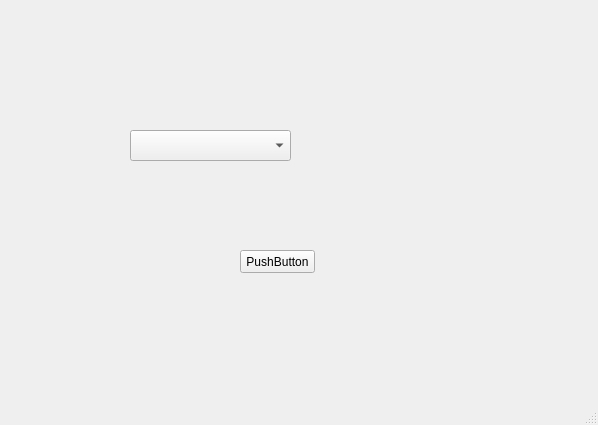
This is firstgui/mainwindow.ui in MacroGu/qtProject as Qt 5 draws it before an edit. The edited form follows.
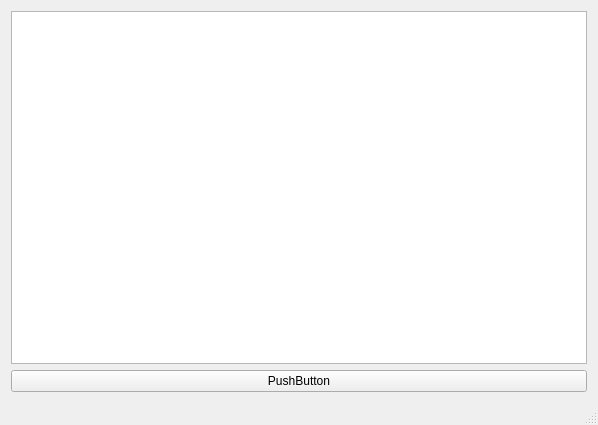
This is the edited form.

Commit message: add list widget

The edit to the form file:
```diff
--- a/firstgui/mainwindow.ui
+++ b/firstgui/mainwindow.ui
@@ -17,29 +17,18 @@
    <string notr="true"/>
   </property>
   <widget class="QWidget" name="centralWidget">
-   <widget class="QComboBox" name="comboBox">
-    <property name="geometry">
-     <rect>
-      <x>130</x>
-      <y>130</y>
-      <width>161</width>
-      <height>31</height>
-     </rect>
-    </property>
-   </widget>
+   <layout class="QVBoxLayout" name="verticalLayout">
+    <item>
+     <widget class="QListWidget" name="listWidget"/>
+    </item>
+    <item>
    <widget class="QPushButton" name="pushButton">
-    <property name="geometry">
-     <rect>
-      <x>240</x>
-      <y>250</y>
-      <width>75</width>
-      <height>23</height>
-     </rect>
-    </property>
     <property name="text">
      <string>PushButton</string>
     </property>
    </widget>
+    </item>
+   </layout>
   </widget>
   <widget class="QMenuBar" name="menuBar">
    <property name="geometry">
```
Lines whose indentation alone changed are shown as unchanged. The commit also changes 2 other files.
